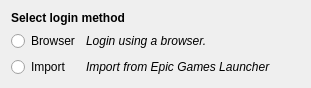
RareDevs/Rare, file rare/ui/components/dialogs/login/landing_page.ui: the form before one commit.
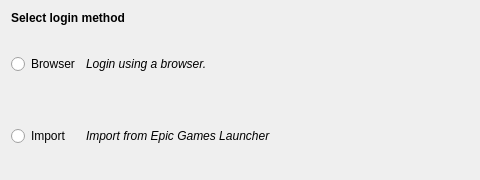
The form after the commit.

Commit message:
LoginDialog: Set minimum size in a way that avoids resizing on changing widgets
The forms were updated to be more informative and easier to read.

NOTE: The reason the form is bigger than the contents is because the
QLabels have word-wrapping enabled and as such they substitute width
for height (`hasHeightforWidth`)

```diff
--- a/rare/ui/components/dialogs/login/landing_page.ui
+++ b/rare/ui/components/dialogs/login/landing_page.ui
@@ -6,19 +6,43 @@
    <rect>
     <x>0</x>
     <y>0</y>
-    <width>311</width>
-    <height>87</height>
+    <width>480</width>
+    <height>180</height>
    </rect>
   </property>
+  <property name="sizePolicy">
+   <sizepolicy hsizetype="Preferred" vsizetype="Fixed">
+    <horstretch>0</horstretch>
+    <verstretch>0</verstretch>
+   </sizepolicy>
+  </property>
+  <property name="minimumSize">
+   <size>
+    <width>480</width>
+    <height>180</height>
+   </size>
+  </property>
   <property name="windowTitle">
    <string notr="true">LandingPage</string>
   </property>
-  <layout class="QGridLayout" name="landing_layout" rowstretch="0,1,1" columnstretch="0,0,1">
-   <property name="sizeConstraint">
-    <enum>QLayout::SetDefaultConstraint</enum>
+  <layout class="QFormLayout" name="landing_layout">
+   <property name="fieldGrowthPolicy">
+    <enum>QFormLayout::AllNonFixedFieldsGrow</enum>
    </property>
-   <item row="0" column="0" colspan="3">
+   <property name="labelAlignment">
+    <set>Qt::AlignLeading|Qt::AlignLeft|Qt::AlignVCenter</set>
+   </property>
+   <property name="formAlignment">
+    <set>Qt::AlignLeading|Qt::AlignLeft|Qt::AlignVCenter</set>
+   </property>
+   <item row="0" column="0" colspan="2">
     <widget class="QLabel" name="login_label">
+     <property name="sizePolicy">
+      <sizepolicy hsizetype="Preferred" vsizetype="Fixed">
+       <horstretch>0</horstretch>
+       <verstretch>0</verstretch>
+      </sizepolicy>
+     </property>
      <property name="font">
       <font>
        <weight>75</weight>
@@ -33,7 +57,7 @@
    <item row="1" column="0">
     <widget class="QRadioButton" name="login_browser_radio">
      <property name="sizePolicy">
-      <sizepolicy hsizetype="Minimum" vsizetype="Expanding">
+      <sizepolicy hsizetype="Expanding" vsizetype="Expanding">
        <horstretch>0</horstretch>
        <verstretch>0</verstretch>
       </sizepolicy>
@@ -43,20 +67,7 @@
      </property>
     </widget>
    </item>
-   <item row="2" column="0">
-    <widget class="QRadioButton" name="login_import_radio">
-     <property name="sizePolicy">
-      <sizepolicy hsizetype="Minimum" vsizetype="Expanding">
-       <horstretch>0</horstretch>
-       <verstretch>0</verstretch>
-      </sizepolicy>
-     </property>
-     <property name="text">
-      <string>Import</string>
-     </property>
-    </widget>
-   </item>
-   <item row="1" column="1" colspan="2">
+   <item row="1" column="1">
     <widget class="QLabel" name="login_browser_label">
      <property name="font">
       <font>
@@ -68,7 +79,20 @@
      </property>
     </widget>
    </item>
-   <item row="2" column="1" colspan="2">
+   <item row="2" column="0">
+    <widget class="QRadioButton" name="login_import_radio">
+     <property name="sizePolicy">
+      <sizepolicy hsizetype="Expanding" vsizetype="Expanding">
+       <horstretch>0</horstretch>
+       <verstretch>0</verstretch>
+      </sizepolicy>
+     </property>
+     <property name="text">
+      <string>Import</string>
+     </property>
+    </widget>
+   </item>
+   <item row="2" column="1">
     <widget class="QLabel" name="login_import_label">
      <property name="font">
       <font>
```
The commit also changes 10 other files.
